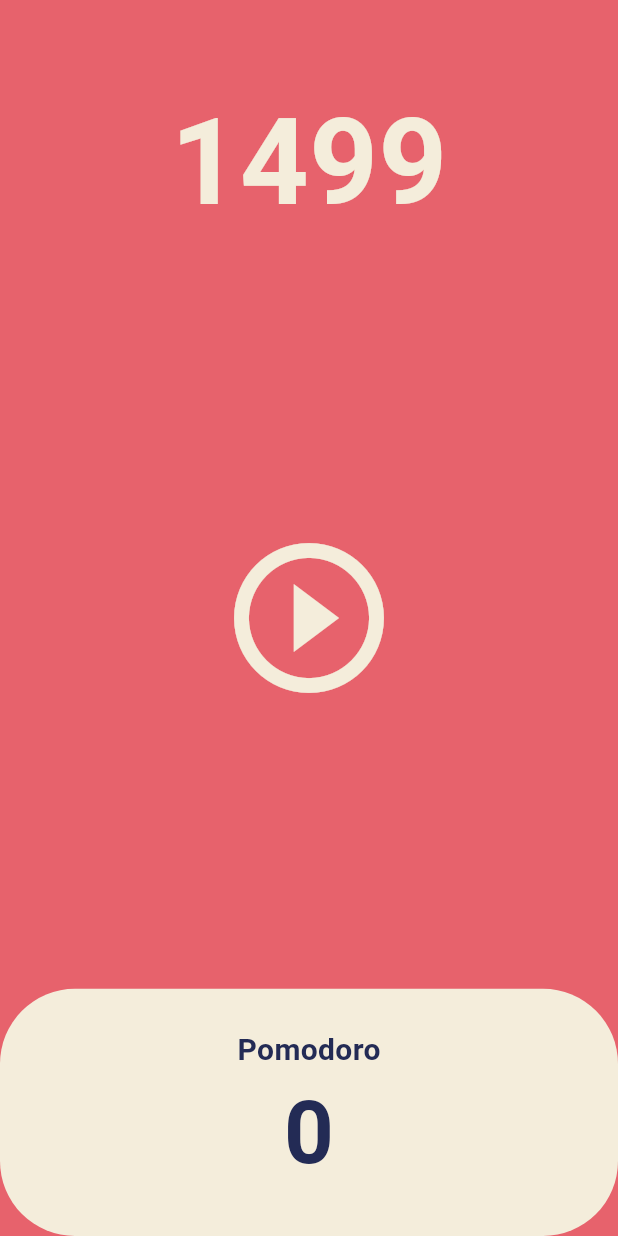
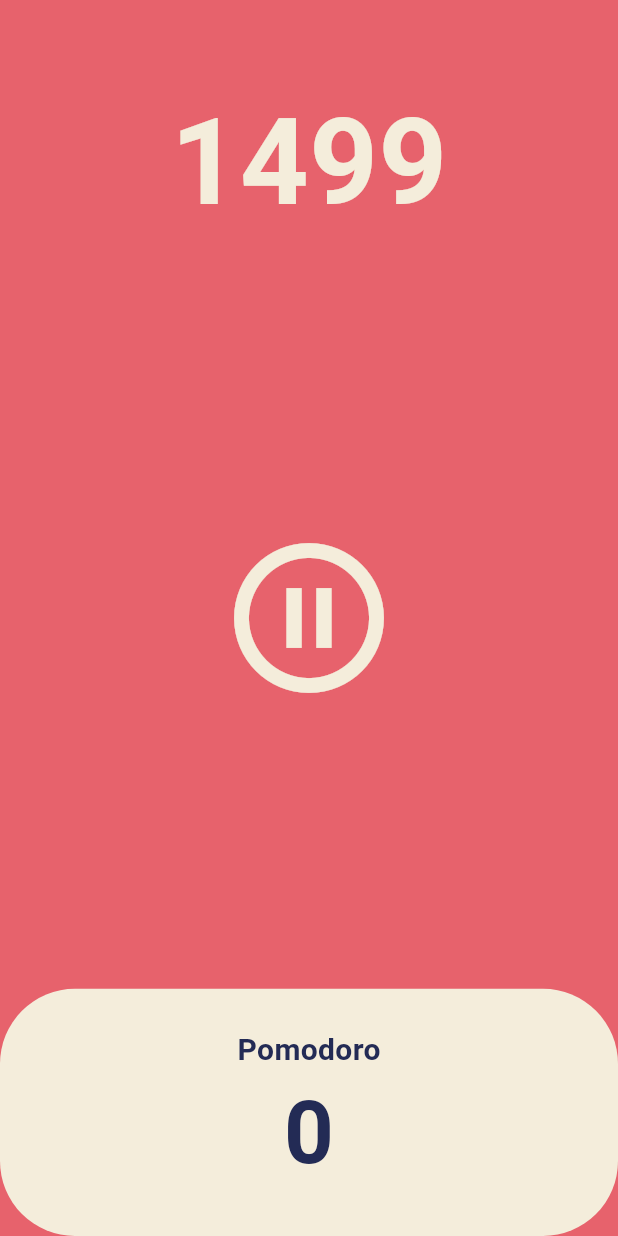
Before and after one commit to 0407chan/pomodoro, a Flutter app: the screen it shows after launch, after a tap on the "play circle outline" icon, on a phone screen of 412 x 824 dp. Run offline on Flutter 3.47's test engine with Material 3 defaults, Android fonts, the phone set to English and light mode, and no system bars.

Commit message:
5.2 Pause Play. 타이머 정지/실행 기능 구현

```diff
--- a/lib/screens/home_screen.dart
+++ b/lib/screens/home_screen.dart
@@ -11,6 +11,7 @@ class HomeScreen extends StatefulWidget {
 
 class _HomeScreenState extends State<HomeScreen> {
   int totalSeconds = 1500;
+  bool isRunning = false;
   late Timer timer;
 
   void onTick(Timer timer) {
@@ -24,6 +25,16 @@ class _HomeScreenState extends State<HomeScreen> {
       const Duration(seconds: 1),
       onTick,
     );
+    setState(() {
+      isRunning = true;
+    });
+  }
+
+  void onStopPressed() {
+    timer.cancel();
+    setState(() {
+      isRunning = false;
+    });
   }
 
   @override
@@ -52,10 +63,12 @@ class _HomeScreenState extends State<HomeScreen> {
               child: IconButton(
                 iconSize: 120,
                 color: Theme.of(context).cardColor,
-                icon: const Icon(
-                  Icons.play_circle_outline,
+                icon: Icon(
+                  isRunning
+                      ? Icons.pause_circle_outline
+                      : Icons.play_circle_outline,
                 ),
-                onPressed: onStartPressed,
+                onPressed: isRunning ? onStopPressed : onStartPressed,
               ),
             ),
           ),
```
